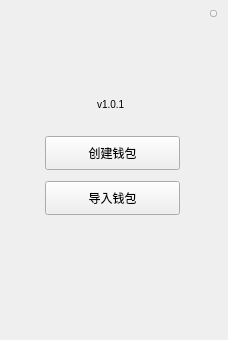
Old version of the form LNKWallet/neworimportwalletwidget.ui in the repository HcashOrg/hx-indicator.
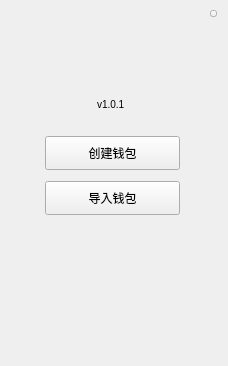
New version of the form.

```diff
--- a/LNKWallet/neworimportwalletwidget.ui
+++ b/LNKWallet/neworimportwalletwidget.ui
@@ -7,7 +7,7 @@
     <x>0</x>
     <y>0</y>
     <width>228</width>
-    <height>340</height>
+    <height>366</height>
    </rect>
   </property>
   <property name="windowTitle">
```
